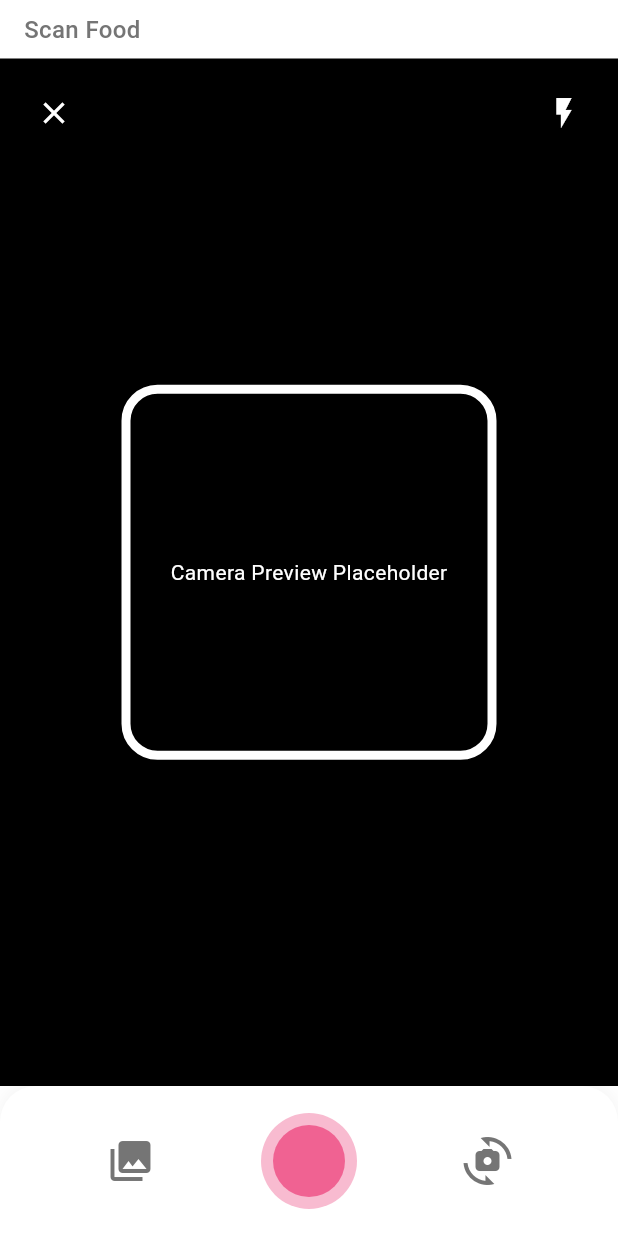
After one commit to Elia-Helou/flutter_project, a Flutter app: the ScanFoodScreen screen opened by its route, after a tap on the "photo library" icon, on a phone screen of 412 x 824 dp. The commit adds this screen. Run offline on Flutter 3.47's test engine with Material 3 defaults, Android fonts, the light colour scheme and no system bars; our stand-ins replace flutter_dotenv, image_picker; missing offline and left inert: bcrypt, postgres.

Commit message:
image ai

```diff
--- a/lib/routes/app_routes.dart
+++ b/lib/routes/app_routes.dart
@@ -5,6 +5,8 @@ import 'package:project/screens/auth/login_screen.dart';
 import 'package:project/screens/auth/signup_screen.dart';
 import 'package:project/screens/home_screen.dart';
 import 'package:project/screens/profile_screen.dart';
+import 'package:project/screens/scan_food_screen.dart';
+// import 'package:project/screens/search_screen.dart';
 import 'package:project/screens/search_screen.dart';
 // import 'package:project/screens/add_screen.dart';
 // import 'package:project/screens/favorites_screen.dart';
@@ -19,6 +21,7 @@ class AppRoutes {
   static const String add = '/add';
   static const String favorites = '/favorites';
   static const String profile = '/profile';
+  static const String scanFood = '/scanFood';
 
   static Map<String, dynamic> routes = {
     splash: (context) => const SplashScreen(),
@@ -30,5 +33,6 @@ class AppRoutes {
     // add: (context) => const AddScreen(),
     // favorites: (context) => const FavoritesScreen(),
     profile: (context) => const ProfileScreen(),
+    scanFood: (context) => const ScanFoodScreen(),
   };
 }
--- a/lib/screens/home_screen.dart
+++ b/lib/screens/home_screen.dart
@@ -36,7 +36,7 @@ class _HomeScreenState extends State<HomeScreen> {
         Navigator.pushNamed(context, '/search');
         break;
       case 2:
-        // Navigator.pushNamed(context, '/add');
+        Navigator.pushNamed(context, '/scanFood');
         break;
       case 3:
         Navigator.push(
--- /dev/null
+++ b/lib/screens/scan_food_screen.dart
@@ -0,0 +1,176 @@
+import 'package:flutter/material.dart';
+import 'package:image_picker/image_picker.dart';
+import '../core/constants/colors.dart';
+
+class ScanFoodScreen extends StatefulWidget {
+  const ScanFoodScreen({Key? key}) : super(key: key);
+
+  @override
+  State<ScanFoodScreen> createState() => _ScanFoodScreenState();
+}
+
+class _ScanFoodScreenState extends State<ScanFoodScreen> {
+  final ImagePicker _picker = ImagePicker();
+
+  Future<void> _pickFromGallery() async {
+    try {
+      final XFile? image = await _picker.pickImage(source: ImageSource.gallery);
+      if (image != null) {
+        // Handle the picked image here
+        // debugPrint('Image picked: \\${image.path}');
+      }
+    } catch (e) {
+      if (!mounted) return;
+      ScaffoldMessenger.of(context).showSnackBar(
+        SnackBar(
+          content: Text('Error picking image: $e'),
+        ),
+      );
+    }
+  }
+
+  Future<void> _takePhoto() async {
+    try {
+      final XFile? photo = await _picker.pickImage(source: ImageSource.camera);
+      if (photo != null) {
+        // Handle the captured photo here
+        // debugPrint('Photo taken: \\${photo.path}');
+      }
+    } catch (e) {
+      if (!mounted) return;
+      ScaffoldMessenger.of(context).showSnackBar(
+        SnackBar(
+          content: Text('Error taking photo: $e'),
+        ),
+      );
+    }
+  }
+
+  @override
+  Widget build(BuildContext context) {
+    return Scaffold(
+      backgroundColor: AppColors.background,
+      body: SafeArea(
+        child: Column(
+          children: [
+            Padding(
+              padding: const EdgeInsets.symmetric(horizontal: 16.0, vertical: 8.0),
+              child: Align(
+                alignment: Alignment.centerLeft,
+                child: Text(
+                  'Scan Food',
+                  style: TextStyle(
+                    color: AppColors.textSecondary,
+                    fontSize: 16,
+                    fontWeight: FontWeight.w500,
+                  ),
+                ),
+              ),
+            ),
+            Expanded(
+              child: Stack(
+                children: [
+                  Container(
+                    width: double.infinity,
+                    height: double.infinity,
+                    color: Colors.black,
+                    child: const Center(
+                      child: Text(
+                        'Camera Preview Placeholder',
+                        style: TextStyle(color: Colors.white),
+                      ),
+                    ),
+                  ),
+                  // Overlay scan frame
+                  Center(
+                    child: Container(
+                      width: 250,
+                      height: 250,
+                      decoration: BoxDecoration(
+                        borderRadius: BorderRadius.circular(24),
+                        border: Border.all(color: Colors.white, width: 6),
+                      ),
+                    ),
+                  ),
+                  // Close button (top left)
+                  Positioned(
+                    top: 16,
+                    left: 16,
+                    child: CircleAvatar(
+                      backgroundColor: Colors.black.withAlpha((0.4 * 255).toInt()),
+                      child: const Icon(Icons.close, color: Colors.white),
+                    ),
+                  ),
+                  // Flash button (top right)
+                  Positioned(
+                    top: 16,
+                    right: 16,
+                    child: CircleAvatar(
+                      backgroundColor: Colors.black.withAlpha((0.4 * 255).toInt()),
+                      child: const Icon(Icons.flash_on, color: Colors.white),
+                    ),
+                  ),
+                ],
+              ),
+            ),
+            // Bottom bar
+            Container(
+              height: 100,
+              decoration: BoxDecoration(
+                color: Colors.white,
+                borderRadius: const BorderRadius.only(
+                  topLeft: Radius.circular(24),
+                  topRight: Radius.circular(24),
+                ),
+                boxShadow: [
+                  BoxShadow(
+                    color: Colors.black.withAlpha((0.05 * 255).toInt()),
+                    blurRadius: 10,
+                    offset: const Offset(0, -2),
+                  ),
+                ],
+              ),
+              child: Row(
+                mainAxisAlignment: MainAxisAlignment.spaceEvenly,
+                children: [
+                  // Gallery icon
+                  IconButton(
+                    icon: Icon(Icons.photo_library, size: 32, color: AppColors.textSecondary),
+                    onPressed: _pickFromGallery,
+                  ),
+                  // Capture button
+                  GestureDetector(
+                    onTap: _takePhoto,
+                    child: Container(
+                      width: 64,
+                      height: 64,
+                      decoration: BoxDecoration(
+                        shape: BoxShape.circle,
+                        color: Colors.pink[100],
+                      ),
+                      child: Center(
+                        child: Container(
+                          width: 48,
+                          height: 48,
+                          decoration: BoxDecoration(
+                            shape: BoxShape.circle,
+                            color: Colors.pink[300],
+                          ),
+                        ),
+                      ),
+                    ),
+                  ),
+                  // Swap camera icon
+                  IconButton(
+                    icon: Icon(Icons.cameraswitch, size: 32, color: AppColors.textSecondary),
+                    onPressed: () {},
+                  ),
+                ],
+              ),
+            ),
+          ],
+        ),
+      ),
+    );
+  }
+}
```
Also changed, not shown: pubspec.yaml (+4 -3 lines), pubspec.lock, 3 other files.
